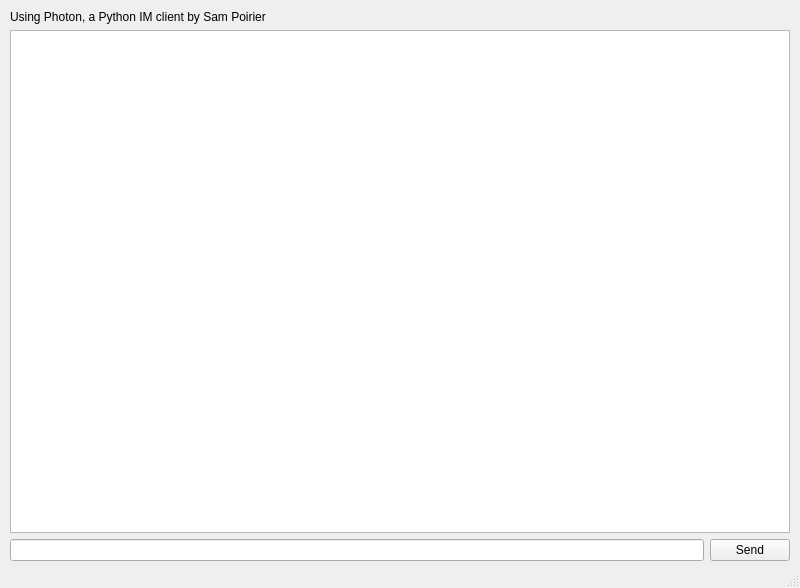
Before: the Qt Designer form Client/mainWindow.ui in darthmorf/Photon, drawn with Qt 5.
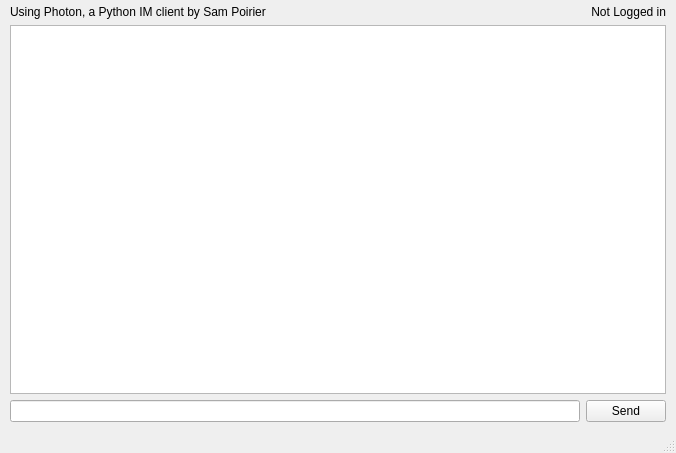
After: the same form once the commit is applied. Icons and pictures are not drawn.

Commit message: Added logged in as GUI

```diff
--- a/Client/mainWindow.ui
+++ b/Client/mainWindow.ui
@@ -6,8 +6,8 @@
    <rect>
     <x>0</x>
     <y>0</y>
-    <width>800</width>
-    <height>588</height>
+    <width>676</width>
+    <height>453</height>
    </rect>
   </property>
   <property name="windowTitle">
@@ -17,6 +17,9 @@
    <iconset>
     <normaloff>icon.ico</normaloff>icon.ico</iconset>
   </property>
+  <property name="layoutDirection">
+   <enum>Qt::LeftToRight</enum>
+  </property>
   <property name="iconSize">
    <size>
     <width>32</width>
@@ -29,14 +32,11 @@
      <number>10</number>
     </property>
     <property name="topMargin">
-     <number>10</number>
-    </property>
-    <property name="rightMargin">
-     <number>10</number>
-    </property>
-    <property name="bottomMargin">
      <number>5</number>
     </property>
+    <property name="rightMargin">
+     <number>10</number>
+    </property>
     <item row="0" column="0">
      <widget class="QLabel" name="label">
       <property name="text">
@@ -44,11 +44,33 @@
       </property>
      </widget>
     </item>
+    <item row="0" column="1">
+     <widget class="QLabel" name="usernameLabel">
+      <property name="sizePolicy">
+       <sizepolicy hsizetype="Preferred" vsizetype="Preferred">
+        <horstretch>0</horstretch>
+        <verstretch>0</verstretch>
+       </sizepolicy>
+      </property>
+      <property name="layoutDirection">
+       <enum>Qt::LeftToRight</enum>
+      </property>
+      <property name="text">
+       <string>Not Logged in</string>
+      </property>
+      <property name="alignment">
+       <set>Qt::AlignRight|Qt::AlignTrailing|Qt::AlignVCenter</set>
+      </property>
+     </widget>
+    </item>
     <item row="1" column="0" colspan="2">
      <widget class="QTextBrowser" name="chatBox">
       <property name="cursor" stdset="0">
        <cursorShape>IBeamCursor</cursorShape>
       </property>
+      <property name="lineWidth">
+       <number>1</number>
+      </property>
       <property name="html">
        <string>&lt;!DOCTYPE HTML PUBLIC &quot;-//W3C//DTD HTML 4.0//EN&quot; &quot;http://www.w3.org/TR/REC-html40/strict.dtd&quot;&gt;
 &lt;html&gt;&lt;head&gt;&lt;meta name=&quot;qrichtext&quot; content=&quot;1&quot; /&gt;&lt;style type=&quot;text/css&quot;&gt;
```
The commit also changes 1 other file.
